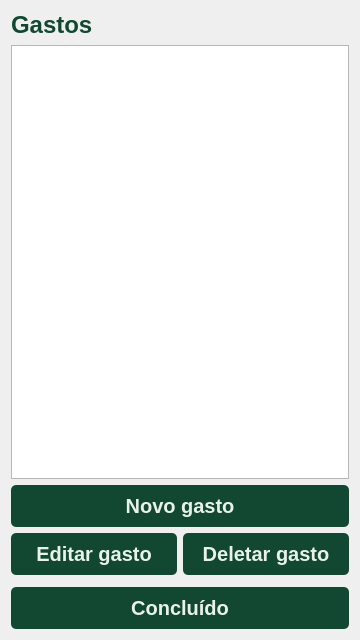
Above: gui/Expenses.ui from pollyanasousa/projeto-interdisciplinar-ufrpe before the change. Below: the same form after it.
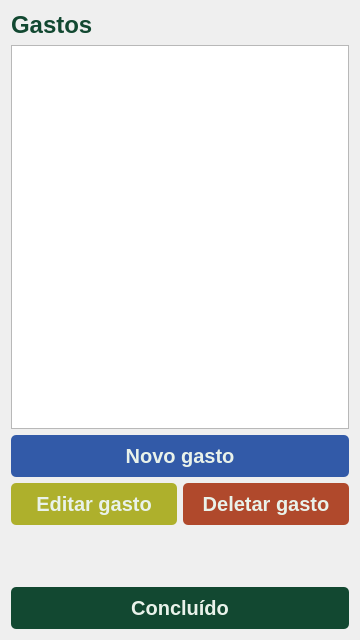
That is the form after the change.

What changed in the file:
```diff
--- a/gui/Expenses.ui
+++ b/gui/Expenses.ui
@@ -44,6 +44,18 @@
 	background-color:#003619;
 }
 
+QPushButton#new_expense_button{
+	background-color:rgb(50, 90, 168);
+}
+QPushButton#update_expense_button{
+	background-color:rgb(174, 176, 44);
+	margin-bottom:50px;
+}
+QPushButton#delete_expense_button{
+	background-color:rgb(176, 73, 44);
+	margin-bottom:50px;
+}
+
 QLineEdit{
 	border: 1px solid #D2813A;
 	color: #1E1E1E;
```
